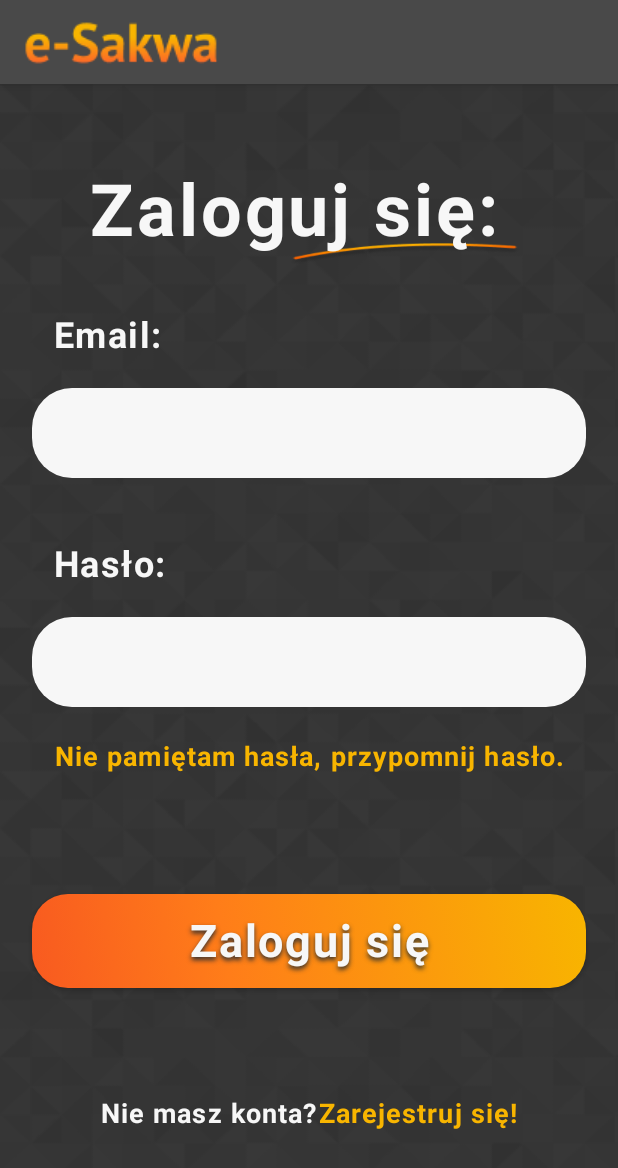
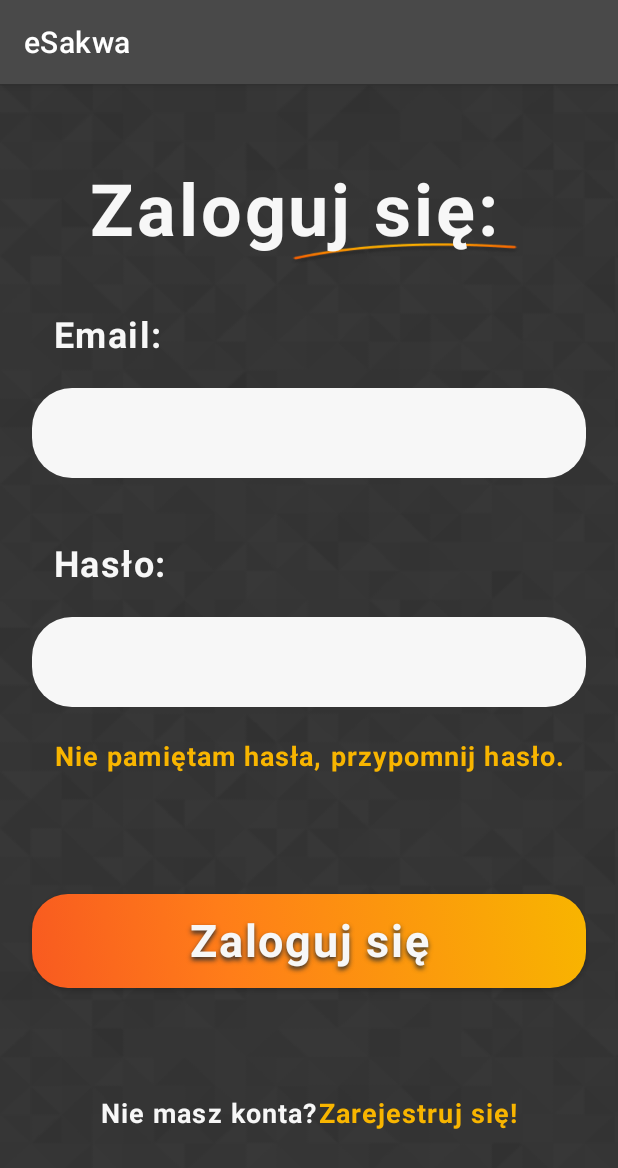
Before and after one commit to kingachwaleba/expense-management-system, an Android app: the screen it shows after launch (MainActivity before the commit, LoginActivity after it), after a tap on "Zaloguj się", on a phone screen of 412 x 824 dp. Shown: the top 1168 px of the screen. Run offline under Robolectric (Android 15) with nearby library versions, the phone set to English and light mode, and no system bars; our stand-ins replace Volley; network calls fail.

Commit message:
Change files structure

```diff
--- a/mobile/app/src/main/AndroidManifest.xml
+++ b/mobile/app/src/main/AndroidManifest.xml
@@ -12,6 +12,7 @@
         android:networkSecurityConfig="@xml/network_security_config"
         android:theme="@style/Theme.Mobile">
         <activity android:name=".RegistrationActivity"></activity>
+        <activity android:name=".LoginActivity"></activity>
         <activity android:name=".MainActivity">
             <intent-filter>
                 <action android:name="android.intent.action.MAIN" />
--- /dev/null
+++ b/mobile/app/src/main/java/com/example/mobile/LoginActivity.java
@@ -0,0 +1,45 @@
+package com.example.mobile;
+
+import android.content.Intent;
+import android.os.Bundle;
+import android.view.LayoutInflater;
+import android.view.View;
+import android.view.ViewGroup;
+import android.widget.Button;
+import android.widget.EditText;
+import android.widget.TextView;
+
+import androidx.appcompat.app.AppCompatActivity;
+
+import com.example.mobile.model.LoginForm;
+import com.example.mobile.service.UserService;
+
+public class LoginActivity extends AppCompatActivity {
+
+
+    @Override
+    protected void onCreate(Bundle savedInstanceState) {
+        super.onCreate(savedInstanceState);
+        setContentView(R.layout.activity_login);
+        TextView goToRegistration = findViewById(R.id.sign_up_label);
+        Button log_btn = findViewById(R.id.log_btn);
+        EditText email= findViewById(R.id.email_edit);
+        EditText password = findViewById(R.id.password_edit);
+
+        goToRegistration.setOnClickListener(new View.OnClickListener() {
+            @Override
+            public void onClick(View v) {
+                Intent intent = new Intent(getApplicationContext(),RegistrationActivity.class);
+                startActivity(intent);
+            }
+        });
+
+        log_btn.setOnClickListener(new View.OnClickListener() {
+            @Override
+            public void onClick(View v) {
+               UserService userService = new UserService(LoginActivity.this);
+               userService.login(new LoginForm(email.getText().toString(), password.getText().toString()));
+            }
+        });
+    }
+}
--- a/mobile/app/src/main/java/com/example/mobile/LoginFragment.java
+++ /dev/null
@@ -1,51 +0,0 @@
-package com.example.mobile;
-
-import android.content.Intent;
-import android.os.Bundle;
-import android.util.Log;
-import android.view.LayoutInflater;
-import android.view.View;
-import android.view.ViewGroup;
-import android.widget.Button;
-import android.widget.EditText;
-import android.widget.TextView;
-import android.widget.Toast;
-
-import androidx.fragment.app.Fragment;
-
-import com.example.mobile.model.LoginForm;
-import com.example.mobile.service.UserService;
-
-public class LoginFragment extends Fragment {
-    public LoginFragment() {
-        super(R.layout.fragment_login);
-    }
-
-
-    @Override
-    public View onCreateView(LayoutInflater inflater, ViewGroup container, Bundle savedInstanceState) {
-        View view = inflater.inflate(R.layout.fragment_login, container, false);
-        TextView goToRegistration = view.findViewById(R.id.sign_up_label);
-        Button log_btn = view.findViewById(R.id.log_btn);
-        EditText login = view.findViewById(R.id.email_edit);
-        EditText password = view.findViewById(R.id.password_edit);
-
-        goToRegistration.setOnClickListener(new View.OnClickListener() {
-            @Override
-            public void onClick(View v) {
-                Intent intent = new Intent(getActivity(),RegistrationActivity.class);
-                ((MainActivity) getActivity()).startActivity(intent);
-            }
-        });
-
-        log_btn.setOnClickListener(new View.OnClickListener() {
-            @Override
-            public void onClick(View v) {
-               UserService userService = new UserService(getActivity());
-               userService.login(new LoginForm(login.getText().toString(), password.getText().toString()));
-            }
-        });
-
-        return view;
-    }
-}
--- a/mobile/app/src/main/java/com/example/mobile/MainActivity.java
+++ b/mobile/app/src/main/java/com/example/mobile/MainActivity.java
@@ -4,6 +4,7 @@ import androidx.appcompat.app.AppCompatActivity;
 import androidx.fragment.app.FragmentManager;
 
 import android.app.FragmentTransaction;
+import android.content.Intent;
 import android.os.Bundle;
 
 public class MainActivity extends AppCompatActivity {
@@ -12,17 +13,22 @@ public class MainActivity extends AppCompatActivity {
     protected void onCreate(Bundle savedInstanceState) {
         super.onCreate(savedInstanceState);
         setContentView(R.layout.activity_main);
+
         getSupportActionBar().setDisplayShowHomeEnabled(true);
         getSupportActionBar().setLogo(R.drawable.pagename);
         getSupportActionBar().setDisplayUseLogoEnabled(true);
         getSupportActionBar().setDisplayShowTitleEnabled(false);
 
-        FragmentManager fragmentManager = getSupportFragmentManager();
+
+        Intent intent = new Intent(getApplicationContext(),LoginActivity.class);
+        startActivity(intent);
+
+      /*  FragmentManager fragmentManager = getSupportFragmentManager();
         fragmentManager.beginTransaction()
                 .replace(R.id.fragmentLoginContainer, LoginFragment.class, null)
                 .setReorderingAllowed(true)
                 .addToBackStack("name") // name can be null
-                .commit();
+                .commit();*/
 
     }
 }
--- a/mobile/app/src/main/java/com/example/mobile/model/LoginForm.java
+++ b/mobile/app/src/main/java/com/example/mobile/model/LoginForm.java
@@ -1,16 +1,16 @@
 package com.example.mobile.model;
 
 public class LoginForm {
-    private String login;
+    private String email;
     private String password;
 
-    public LoginForm(String login, String password) {
-        this.login = login;
+    public LoginForm(String email, String password) {
+        this.email = email;
         this.password = password;
     }
 
-    public String getLogin() {
-        return login;
+    public String getEmail() {
+        return email;
     }
     public String getPassword() {
         return password;
--- a/mobile/app/src/main/java/com/example/mobile/service/UserService.java
+++ b/mobile/app/src/main/java/com/example/mobile/service/UserService.java
@@ -2,10 +2,12 @@ package com.example.mobile.service;
 
 import android.content.Context;
 import android.util.Log;
+import android.widget.Toast;
 
 import com.android.volley.NetworkResponse;
 import com.android.volley.Request;
 import com.android.volley.Response;
+import com.android.volley.VolleyError;
 import com.android.volley.toolbox.HttpHeaderParser;
 import com.android.volley.toolbox.StringRequest;
 import com.example.mobile.config.MySingleton;
@@ -68,11 +70,21 @@ public class UserService {
 
         try {
             JSONObject jsonBody = new JSONObject();
-            jsonBody.put("login", loginForm.getLogin());
+            jsonBody.put("email", loginForm.getEmail());
             jsonBody.put("password", loginForm.getPassword());
             final String mRequestBody = jsonBody.toString();
 
-            StringRequest stringRequest = new StringRequest(Request.Method.POST, url, response -> Log.i("RESPONSE", response), error -> Log.e("RESPONSE", error.toString())) {
+            StringRequest stringRequest = new StringRequest(Request.Method.POST, url, new Response.Listener<String>() {
+                @Override
+                public void onResponse(String response) {
+
+                }
+            }, new Response.ErrorListener() {
+                @Override
+                public void onErrorResponse(VolleyError error) {
+                    Toast.makeText(context, "Niepoprawny email lub hasło", Toast.LENGTH_LONG).show();
+                }
+            }) {
                 @Override
                 public String getBodyContentType() {
                     return "application/json; charset=utf-8";
--- a/mobile/app/src/main/res/layout/activity_main.xml
+++ b/mobile/app/src/main/res/layout/activity_main.xml
@@ -7,11 +7,4 @@
     android:layout_height="match_parent"
     android:background="@drawable/background">
 
-    <androidx.fragment.app.FragmentContainerView
-        android:id="@+id/fragmentLoginContainer"
-        android:layout_width="match_parent"
-        android:layout_height="match_parent"
-        android:name="com.example.mobile.LoginFragment"
-        tools:layout="@layout/fragment_login"/>
-
 </androidx.constraintlayout.widget.ConstraintLayout>
--- a/mobile/app/src/main/res/layout/fragment_home.xml
+++ b/mobile/app/src/main/res/layout/fragment_home.xml
@@ -4,4 +4,10 @@
     android:layout_width="match_parent"
     android:layout_height="match_parent">
 
+    <TextView
+        android:layout_width="match_parent"
+        android:layout_height="match_parent"
+        android:text="Zalogowano"
+        ></TextView>
+
 </androidx.constraintlayout.widget.ConstraintLayout>
```
Also changed, not shown: mobile/app/src/main/res/layout/activity_login.xml (renamed from mobile/app/src/main/res/layout/fragment_login.xml).
